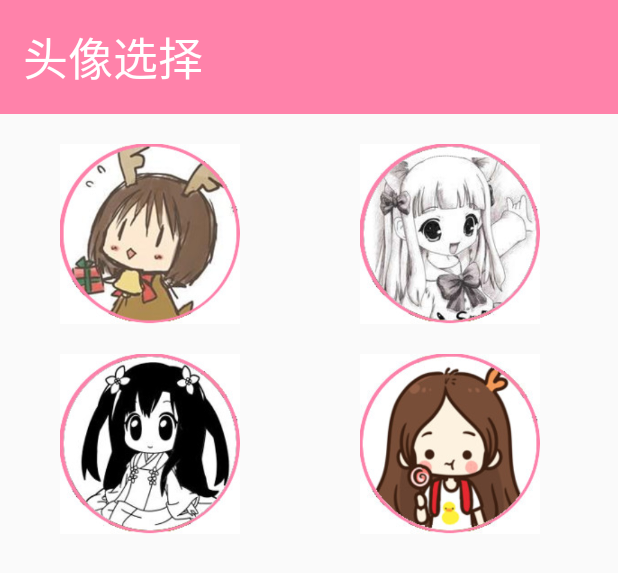
After one commit to HLYS0625/-BOOM-Jigsaw, an Android app: the layout set_head_img.xml on its own in the app's theme, with its tools: preview values and no code run, on a phone screen of 412 x 824 dp. The commit adds this screen. Shown: the top 573 px of the screen. Run offline under Robolectric (Android 15) with nearby library versions, the light colour scheme and no system bars.

Commit message:
增加了自定义用户头像并存储的功能。
另外由于更改了数据库结构（加了一列head），<delete>又懒得升级数据库版本</delete>，请务必在设置中删除原先的应用数据（或直接删除整个程序？讲道理应该也可以），否则会发生跳出。

```diff
--- a/app/src/main/res/layout/activity_main.xml
+++ b/app/src/main/res/layout/activity_main.xml
@@ -46,11 +46,12 @@
         android:background="@drawable/background">
 
         <ImageView
+            android:id="@+id/head_img"
             android:layout_width="120dp"
             android:layout_height="120dp"
             android:layout_gravity="center"
             android:padding="20dp"
-            android:src="@drawable/pic_4_head_new"/>
+            android:src="@drawable/pic_4_head_1"/>
 
         <TextView
             android:id="@+id/username"
--- /dev/null
+++ b/app/src/main/res/layout/set_head_img.xml
@@ -0,0 +1,57 @@
+<?xml version="1.0" encoding="utf-8"?>
+<LinearLayout xmlns:android="http://schemas.android.com/apk/res/android"
+    android:orientation="vertical"
+    android:layout_width="match_parent"
+    android:layout_height="match_parent">
+
+    <TextView
+        android:layout_width="match_parent"
+        android:layout_height="wrap_content"
+        android:gravity="left"
+        android:text="头像选择"
+        android:padding="15dp"
+        android:textSize="30sp"
+        android:textColor="@color/white"
+        android:background="@color/pink"/>
+
+    <TableRow
+        android:layout_width="match_parent"
+        android:layout_height="wrap_content"
+        android:paddingTop="20dp">
+
+        <ImageView
+            android:id="@+id/head1"
+            android:layout_width="wrap_content"
+            android:layout_height="120dp"
+            android:layout_gravity="left"
+            android:src="@drawable/pic_4_head_1" />
+
+        <ImageView
+            android:id="@+id/head2"
+            android:layout_width="wrap_content"
+            android:layout_height="120dp"
+            android:layout_gravity="right"
+            android:src="@drawable/pic_4_head_2" />
+    </TableRow>
+
+    <TableRow
+        android:layout_width="match_parent"
+        android:layout_height="wrap_content"
+        android:paddingTop="20dp"
+        android:paddingBottom="20dp">
+        <ImageView
+            android:id="@+id/head3"
+            android:layout_width="wrap_content"
+            android:layout_height="120dp"
+            android:src="@drawable/pic_4_head_3"/>
+        <ImageView
+            android:id="@+id/head4"
+            android:layout_width="wrap_content"
+            android:layout_height="120dp"
+            android:src="@drawable/pic_4_head_4"/>
+    </TableRow>
+
+
+
+
+</LinearLayout>
```
Also changed, not shown: app/src/main/java/com/cugb/xiaob/mozaiku/DBOpenHelper.java (+27 -4 lines), app/src/main/java/com/cugb/xiaob/mozaiku/MainActivity.java (+202 -98 lines), app/src/main/res/drawable/pic_4_head.jpg (deleted), app/src/main/res/drawable/pic_4_head_1.jpg (renamed from app/src/main/res/drawable/pic_4_head_new.jpg), app/src/main/res/drawable/pic_4_head_2.jpg (added), app/src/main/res/drawable/pic_4_head_3.jpg (added), app/src/main/res/drawable/pic_4_head_4.jpg (added), 1 other file.
